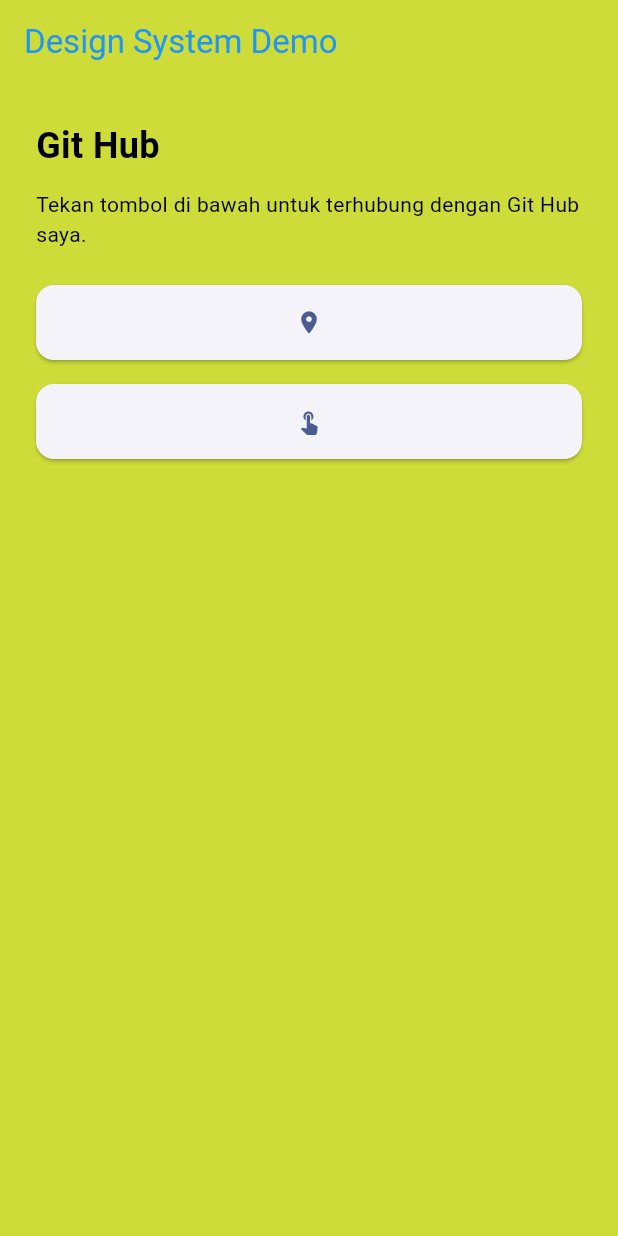
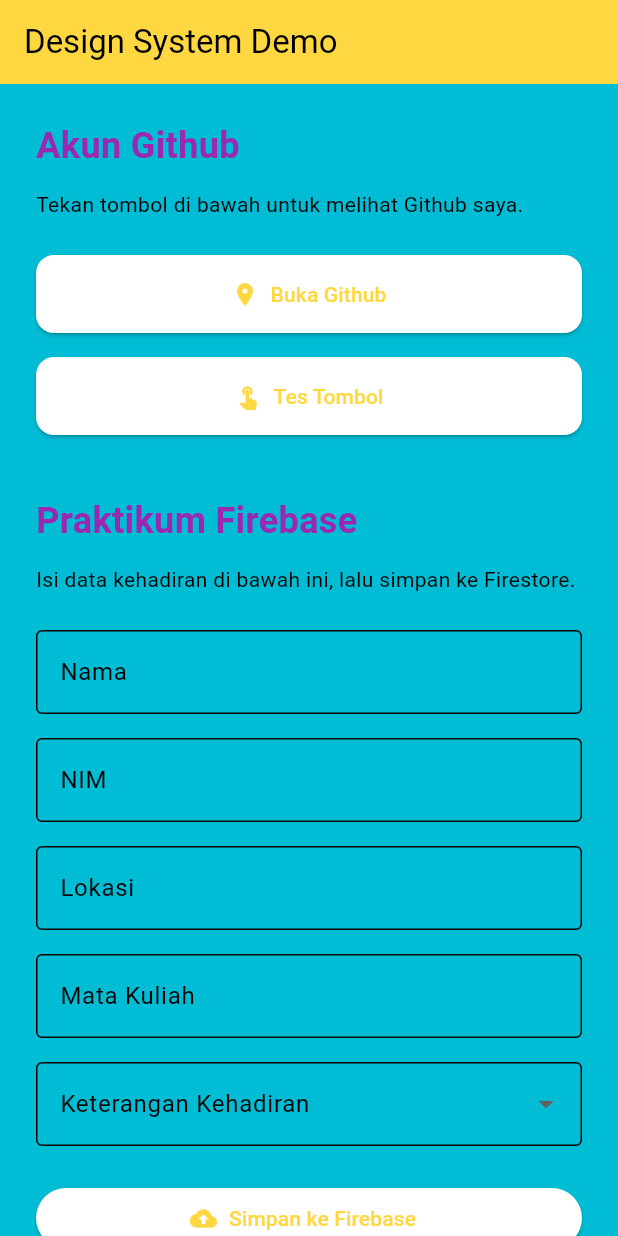
Before and after one commit to dwiahmad02/dwi-ahmad-maulana_kelompok-6_kh001, a Flutter app: the screen it shows after launch, on a phone screen of 412 x 824 dp. Run offline on Flutter 3.47's test engine with Material 3 defaults, Android fonts, the phone set to English and light mode, and no system bars; our stand-ins replace cloud_firestore, firebase_core; accounts and stored records are empty.

Commit message:
Praktikum pertemuan 5 - Firebase Firestore dan form input

```diff
--- a/analysis_options.yaml
+++ b/analysis_options.yaml
@@ -16,6 +16,7 @@ analyzer:
     - ios/**
     - web/**
     - windows/**
+    - macos/**
     - linux/**
 
 linter:
--- /dev/null
+++ b/lib/constants/colors.dart
@@ -0,0 +1,10 @@
+import 'dart:ui';
+
+import 'package:flutter/material.dart';
+
+abstract class AppColors {
+  static const primary = Colors.amberAccent;
+  static const secondary = Colors.purple;
+  static const accent = Colors.grey;
+  static const background = Colors.cyan;
+}
--- a/lib/main.dart
+++ b/lib/main.dart
@@ -1,129 +1,20 @@
-// import 'package:flutter/material.dart';
-//
-// void main() {
-//   runApp(const MyApp());
-// }
-//
-// class MyApp extends StatelessWidget {
-//   const MyApp({super.key});
-//
-//   // This widget is the root of your application.
-//   @override
-//   Widget build(BuildContext context) {
-//     return MaterialApp(
-//       title: 'Flutter Demo',
-//       theme: ThemeData(
-//         colorScheme: ColorScheme.fromSeed(seedColor: Colors.deepPurple),
-//         useMaterial3: true,
-//       ), //ThemeData
-//       home: const HomePage(),
-//     ); //MaterialApp
-//   }
-// } //MyApp
-//
-// class HomePage extends StatefulWidget {
-//   const HomePage({super.key});
-//
-//   @override
-//   State<HomePage> createState() => _HomePageState();
-// }
-//
-// class _HomePageState extends State<HomePage> {
-//   int currentindex =0;
-//
-//   final List<Widget> pages = const [
-//     HomeContent(),
-//     //Content2(),
-//   ];
-//
-//   @override
-//   Widget build(BuildContext context){
-//     return Scaffold(
-//       appBar: AppBar(
-//         title: const Text("Registration Activity "),
-//       ), //AppBar
-//       body: pages[currentindex],
-//
-//       bottomNavigationBar: BottomNavigationBar(
-//           currentIndex : currentindex,
-//
-//         onTap: (index){
-//             setState(() {
-//               currentindex = index;
-//             });
-//         },
-//
-//         items: const [
-//           BottomNavigationBarItem(
-//             icon: Icon(Icons.home),
-//             label: 'Home',
-//           ),
-//           BottomNavigationBarItem(
-//             icon: Icon(Icons.settings),
-//             label: 'settings',
-//           ),
-//         ],
-//       ), //BottomNavigationBar
-//     ); //Scafflod
-//   }
-// }
-//
-// class HomeContent extends StatelessWidget {
-//   const HomeContent({super.key});
-//
-//   @override
-//   Widget build(BuildContext context){
-//     return Padding(
-//       padding: const EdgeInsets.all(16),
-//       child: Column(
-//         crossAxisAlignment: CrossAxisAlignment.start,
-//         children: [
-//           const Text("layout activity registration ",
-//           style: TextStyle(
-//             color: Colors.green,
-//             fontWeight: FontWeight.w800,
-//             fontSize: 24,
-//           )),
-//           Container(
-//           width: 300,
-//           height: 20,
-//           color: Colors.blue,
-//           ),
-//           const Padding(padding: EdgeInsets.only(bottom: 20)),
-//           Container(
-//             width: 400,
-//             height: 20,
-//             color: Colors.grey,
-//           ),
-//           const SizedBox(height: 12),
-//           Row(
-//             children: [
-//               Expanded(
-//                   child: Container(
-//                     height: 50,
-//                     decoration: const BoxDecoration(shape: BoxShape.circle, color: Colors.red),
-//                   )),
-//                   const SizedBox(width: 16),
-//                   Expanded(
-//                       child: Container(
-//                         height: 50,
-//                         color: Colors.green,
-//                       ))
-//             ],
-//           )
-//         ],
-//       ),
-//     );
-//   }
-// }
+import 'package:cloud_firestore/cloud_firestore.dart';
+import 'package:firebase_core/firebase_core.dart';
+import 'package:flutter/material.dart';
+import 'package:flutter/services.dart';
 
-import 'package:flutter/material.dart';
+import 'constants/colors.dart';
+import 'firebase_options.dart';
+import 'theme/app_theme.dart';
+import 'widgets/buttons.dart';
 
-import 'constant/colors.dart';
-import 'theme/app_theme.dart';
-import 'widgets/app_button.dart';
+Future<void> main() async {
+  WidgetsFlutterBinding.ensureInitialized();
 
-void main() {
+  await Firebase.initializeApp(
+    options: DefaultFirebaseOptions.currentPlatform,
+  );
+
   runApp(const MyApp());
 }
 
@@ -140,60 +31,227 @@ class MyApp extends StatelessWidget {
   }
 }
 
-class HomePage extends StatelessWidget {
+class HomePage extends StatefulWidget {
   const HomePage({super.key});
+
+  @override
+  State<HomePage> createState() => _HomePageState();
+}
+
+class _HomePageState extends State<HomePage> {
+  final _formKey = GlobalKey<FormState>();
+
+  final _namaController = TextEditingController();
+  final _nimController = TextEditingController();
+  final _lokasiController = TextEditingController();
+  final _mataKuliahController = TextEditingController();
+
+  static const List<String> _pilihanKehadiran = ['Hadir', 'Izin', 'Sakit'];
+  String? _keterangan;
+
+  bool _isLoading = false;
+
+  @override
+  void dispose() {
+    _namaController.dispose();
+    _nimController.dispose();
+    _lokasiController.dispose();
+    _mataKuliahController.dispose();
+    super.dispose();
+  }
+
+  // Fungsi untuk mengirim data ke Firebase (mengambil nilai dari form)
+  Future<void> simpanData() async {
+    await FirebaseFirestore.instance.collection('praktikum').add({
+      'nama': _namaController.text.trim(),
+      'nim': _nimController.text.trim(),
+      'lokasi': _lokasiController.text.trim(),
+      'mata_kuliah': _mataKuliahController.text.trim(),
+      'status': _keterangan,
+      'waktu': FieldValue.serverTimestamp(),
+    });
+  }
+
+  void _kosongkanForm() {
+    _namaController.clear();
+    _nimController.clear();
+    _lokasiController.clear();
+    _mataKuliahController.clear();
+    _formKey.currentState?.reset(); // juga mengembalikan dropdown ke kosong
+    setState(() => _keterangan = null);
+  }
+
+  Future<void> _onSimpanPressed() async {
+    // Validasi: berhenti jika masih ada field wajib yang kosong
+    if (!_formKey.currentState!.validate()) return;
+
+    final messenger = ScaffoldMessenger.of(context);
+    setState(() => _isLoading = true);
+
+    try {
+      await simpanData();
+      if (!mounted) return;
+      _kosongkanForm();
+      messenger.showSnackBar(
+        const SnackBar(content: Text('Data berhasil dikirim!')),
+      );
+    } catch (e) {
+      messenger.showSnackBar(
+        SnackBar(content: Text('Gagal mengirim data: $e')),
+      );
+    } finally {
+      if (mounted) setState(() => _isLoading = false);
+    }
+  }
+
+  String? _wajibDiisi(String? value, String namaField) {
+    if (value == null || value.trim().isEmpty) {
+      return '$namaField wajib diisi';
+    }
+    return null;
+  }
 
   @override
   Widget build(BuildContext context) {
     return Scaffold(
       backgroundColor: AppColors.background,
       appBar: AppBar(
-        backgroundColor: AppColors.background,
-        foregroundColor: AppColors.primary,
+        backgroundColor: AppColors.primary,
         title: const Text('Design System Demo'),
       ),
-
-      body: Padding(
+      body: SingleChildScrollView(
         padding: const EdgeInsets.all(24),
         child: Column(
           crossAxisAlignment: CrossAxisAlignment.start,
           children: [
+            // ===== Bagian GitHub =====
             const Text(
-              'Git Hub',
+              'Akun Github',
               style: TextStyle(
                 fontSize: 24,
                 fontWeight: FontWeight.bold,
-                color: AppColors.text,
+                color: AppColors.secondary,
               ),
             ),
-
             const SizedBox(height: 12),
-
             const Text(
-              'Tekan tombol di bawah untuk terhubung dengan Git Hub saya.',
-              style: TextStyle(color: AppColors.text),
+              'Tekan tombol di bawah untuk melihat Github saya.',
             ),
-
             const SizedBox(height: 24),
-
             AppButton(
-              label: 'Buka Git Hub',
+              label: 'Buka Github',
               icon: Icons.location_on,
-              onPressed: () {
-                debugPrint('Tombol berhasil ditekan!');
-              },
-              url: 'https://github.com/dwiahmad02',
+              url: 'https://github.com/Riyann713',
+              onPressed: () {},
             ),
-
             const SizedBox(height: 16),
-
             AppButton(
               label: 'Tes Tombol',
               icon: Icons.touch_app,
               onPressed: () {
                 debugPrint('Tombol berhasil ditekan!');
               },
-              url: 'https://github.com/dwiahmad02',
+            ),
+
+            // ===== Bagian Form Firebase =====
+            const SizedBox(height: 40),
+            const Text(
+              'Praktikum Firebase',
+              style: TextStyle(
+                fontSize: 24,
+                fontWeight: FontWeight.bold,
+                color: AppColors.secondary,
+              ),
+            ),
+            const SizedBox(height: 12),
+            const Text(
+              'Isi data kehadiran di bawah ini, lalu simpan ke Firestore.',
+            ),
+            const SizedBox(height: 24),
+            Form(
+              key: _formKey,
+              child: Column(
+                children: [
+                  TextFormField(
+                    controller: _namaController,
+                    textCapitalization: TextCapitalization.words,
+                    textInputAction: TextInputAction.next,
+                    decoration: const InputDecoration(
+                      labelText: 'Nama',
+                      border: OutlineInputBorder(),
+                    ),
+                    validator: (v) => _wajibDiisi(v, 'Nama'),
+                  ),
+                  const SizedBox(height: 16),
+                  TextFormField(
+                    controller: _nimController,
+                    keyboardType: TextInputType.number,
+                    inputFormatters: [FilteringTextInputFormatter.digitsOnly],
+                    textInputAction: TextInputAction.next,
+                    decoration: const InputDecoration(
+                      labelText: 'NIM',
+                      border: OutlineInputBorder(),
+                    ),
+                    validator: (v) => _wajibDiisi(v, 'NIM'),
+                  ),
+                  const SizedBox(height: 16),
+                  TextFormField(
+                    controller: _lokasiController,
+                    textCapitalization: TextCapitalization.words,
+                    textInputAction: TextInputAction.next,
+                    decoration: const InputDecoration(
+                      labelText: 'Lokasi',
+                      border: OutlineInputBorder(),
+                    ),
+                    validator: (v) => _wajibDiisi(v, 'Lokasi'),
+                  ),
+                  const SizedBox(height: 16),
+                  TextFormField(
+                    controller: _mataKuliahController,
+                    textCapitalization: TextCapitalization.words,
+                    textInputAction: TextInputAction.done,
+                    decoration: const InputDecoration(
+                      labelText: 'Mata Kuliah',
+                      border: OutlineInputBorder(),
+                    ),
+                    validator: (v) => _wajibDiisi(v, 'Mata Kuliah'),
+                  ),
+                  const SizedBox(height: 16),
+                  DropdownButtonFormField<String>(
+                    initialValue: _keterangan,
+                    decoration: const InputDecoration(
+                      labelText: 'Keterangan Kehadiran',
+                      border: OutlineInputBorder(),
+                    ),
+                    items: _pilihanKehadiran
+                        .map(
+                          (e) => DropdownMenuItem<String>(
+                        value: e,
+                        child: Text(e),
+                      ),
+                    )
+                        .toList(),
+                    onChanged: (value) => setState(() => _keterangan = value),
+                    validator: (v) =>
+                    v == null ? 'Keterangan kehadiran wajib dipilih' : null,
+                  ),
+                ],
+              ),
+            ),
+            const SizedBox(height: 24),
+            SizedBox(
+              width: double.infinity,
+              child: ElevatedButton.icon(
+                onPressed: _isLoading ? null : _onSimpanPressed,
+                icon: _isLoading
+                    ? const SizedBox(
+                  width: 18,
+                  height: 18,
+                  child: CircularProgressIndicator(strokeWidth: 2),
+                )
+                    : const Icon(Icons.cloud_upload),
+                label: Text(_isLoading ? 'Menyimpan...' : 'Simpan ke Firebase'),
+              ),
             ),
           ],
         ),
--- a/lib/theme/app_theme.dart
+++ b/lib/theme/app_theme.dart
@@ -1,15 +1,18 @@
 import 'package:flutter/material.dart';
+import '/constants/colors.dart';
 
 class AppTheme {
   static final ThemeData light = ThemeData(
     useMaterial3: true,
 
     // WARNA UTAMA APLIKASI
-    colorScheme: ColorScheme.fromSeed(
-      seedColor: const Color(0xFF2563EB),
+    colorScheme: ColorScheme.light(
+      primary: AppColors.primary,
+      secondary: AppColors.secondary,
+      tertiary: AppColors.accent,
     ),
 
     // WARNA LATAR BELAKANG
-    scaffoldBackgroundColor: const Color(0xFFF8FAFC),
+    scaffoldBackgroundColor: AppColors.background,
   );
 }
--- /dev/null
+++ b/lib/widgets/buttons.dart
@@ -0,0 +1,54 @@
+import 'package:flutter/material.dart';
+import 'package:url_launcher/url_launcher.dart';
+
+class AppButton extends StatelessWidget {
+  final String label;
+  final IconData? icon;
+  final VoidCallback? onPressed;
+  final String? url;
+
+  const AppButton({
+    super.key,
+    required this.label,
+    this.icon,
+    this.onPressed,
+    this.url,
+  });
+
+  Future<void> _handlePressed() async {
+    if(onPressed != null) {
+      final Uri uri = Uri.parse(url!);
+      final bool success = await launchUrl(uri, mode: LaunchMode.externalApplication);
+
+      if (!success) {
+        debugPrint("Gagal membuka link");
+      }
+    }
+  }
+
+  @override
+  Widget build(BuildContext context) {
+    return SizedBox(
+        width: double.infinity,
+        child: ElevatedButton(
+          onPressed: (onPressed != null || url != null) ? _handlePressed:null,
+          style: ElevatedButton.styleFrom(
+            padding: const EdgeInsets.symmetric(horizontal: 20, vertical: 16),
+            shape: RoundedRectangleBorder(
+                borderRadius: BorderRadius.circular(12)),
+          ),
+          child: Row(
+            mainAxisAlignment: MainAxisAlignment.center,
+            mainAxisSize: MainAxisSize.min,
+            children: [
+              if(icon != null) ...[
+                Icon(icon),
+                const SizedBox(width: 8),
+              ],
+              Text(label),
+            ],
+          ),
+        ),
+    );
+  }
+}
--- a/pubspec.yaml
+++ b/pubspec.yaml
@@ -1,4 +1,4 @@
-name: horas_justitia
+name: muhammad_riyan_hardiono_kelompok_6_kh001
 description: "A new Flutter project."
 # The following line prevents the package from being accidentally published to
 # pub.dev using `flutter pub publish`. This is preferred for private packages.
@@ -19,7 +19,7 @@ publish_to: 'none' # Remove this line if you wish to publish to pub.dev
 version: 1.0.0+1
 
 environment:
-  sdk: ^3.13.3
+  sdk: ^3.13.4
 
 # Dependencies specify other packages that your package needs in order to work.
 # To automatically upgrade your package dependencies to the latest versions
@@ -35,6 +35,8 @@ dependencies:
   # Use with the CupertinoIcons class for iOS style icons.
   cupertino_icons: ^1.0.8
   url_launcher: ^6.3.3
+  firebase_core: ^5.0.0
+  cloud_firestore: ^7.0.0
 
 dev_dependencies:
   flutter_test:
```
Also changed, not shown: firebase.json (added), lib/firebase_options.dart (added), pubspec.lock, 49 other files.
